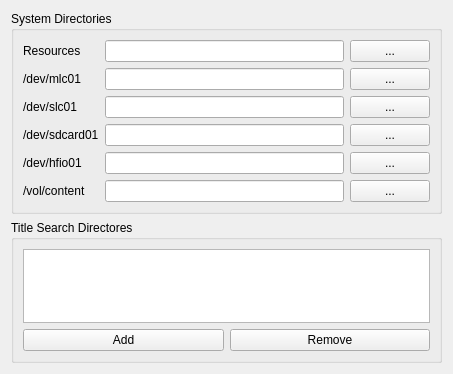
The window that src/decaf-qt/ui/contentsettings.ui (decaf-emu/decaf-emu) describes before a commit, drawn with Qt 5.
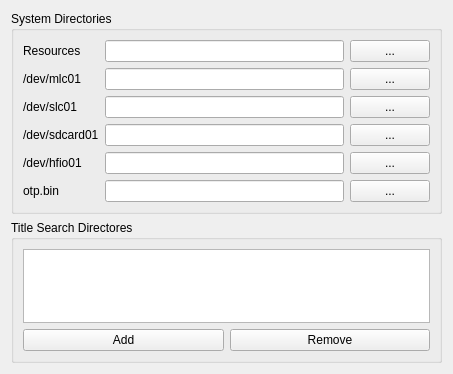
The same window after the commit.

The edit to the form file:
```diff
--- a/src/decaf-qt/ui/contentsettings.ui
+++ b/src/decaf-qt/ui/contentsettings.ui
@@ -74,7 +74,7 @@
       <item row="6" column="0">
        <widget class="QLabel" name="label_6">
         <property name="text">
-         <string>/vol/content</string>
+         <string>otp.bin</string>
         </property>
        </widget>
       </item>
```
Left out of the diff: 10 changed lines with no effect on the pictures.
